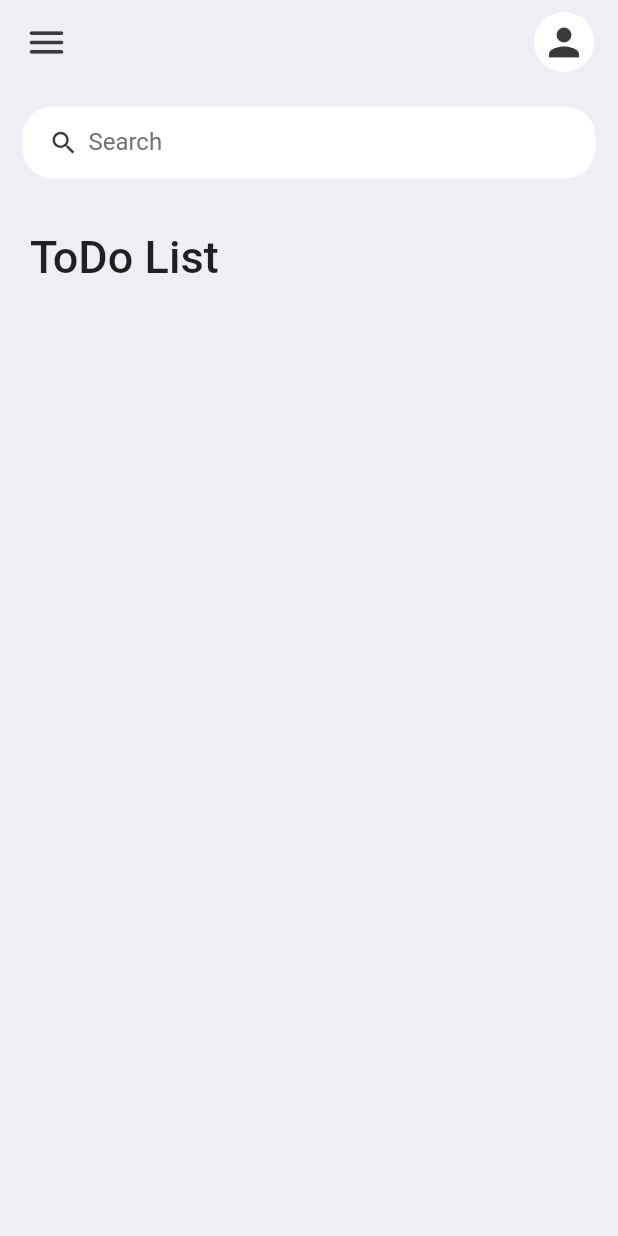
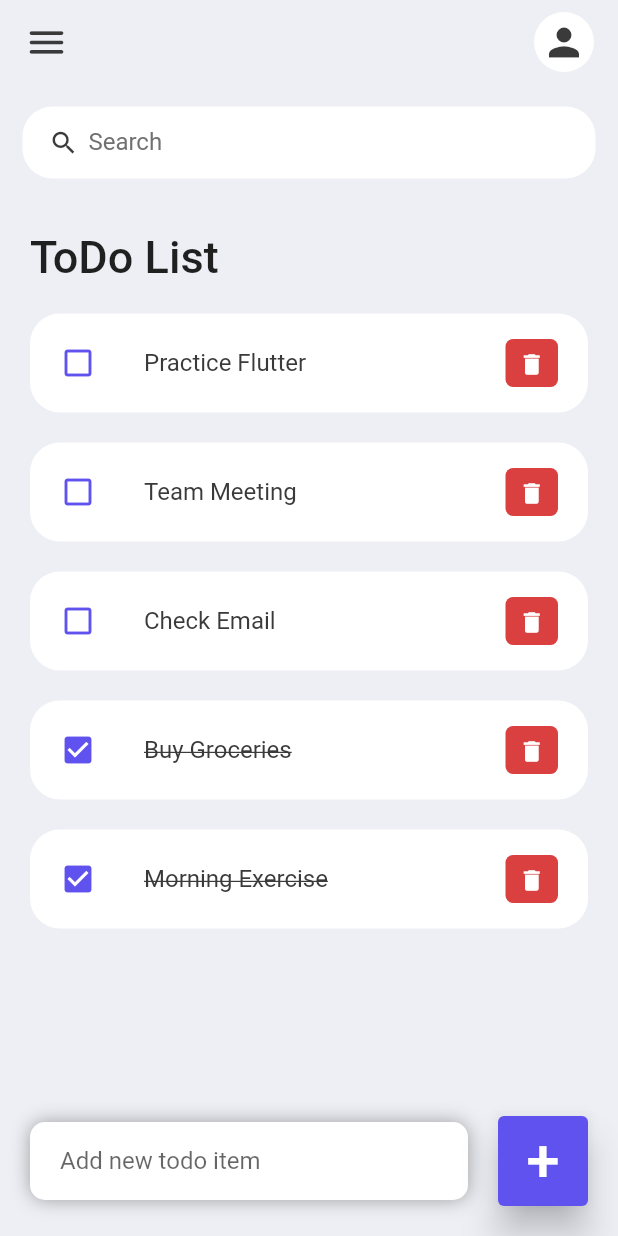
Before and after one commit to peerapol411/todoList, a Flutter app: the screen it shows after launch, on a phone screen of 412 x 824 dp. Run offline on Flutter 3.47's test engine with Material 2 defaults, Android fonts, the phone set to English and light mode, and no system bars.

Commit message:
finised project todoList

```diff
--- a/lib/model/todo.dart
+++ b/lib/model/todo.dart
@@ -10,6 +10,12 @@ class ToDo {
     });
 
   static List<ToDo> todoList(){
-    return [];
+    return [
+      ToDo(id: '01', todoText: 'Morning Exercise', isDone: true),
+      ToDo(id: '02', todoText: 'Buy Groceries', isDone: true),
+      ToDo(id: '03', todoText: 'Check Email', isDone: false),
+      ToDo(id: '04', todoText: 'Team Meeting', isDone: false),
+      ToDo(id: '05', todoText: 'Practice Flutter', isDone: false),
+    ];
   }
 }
--- a/lib/screen/main_screen.dart
+++ b/lib/screen/main_screen.dart
@@ -9,19 +9,29 @@ import '../widget/todo_item.dart';
 class MainScreen extends StatefulWidget {
   MainScreen({Key? key}) : super(key: key);
 
-  final todoList = ToDo.todoList();
-
   @override
   State<MainScreen> createState() => _MainScreenState();
 }
 
 class _MainScreenState extends State<MainScreen> {
+  final todoList = ToDo.todoList();
+  List<ToDo> _foundTodo = [];
+  final _todoController = TextEditingController();
+
+  @override
+  void initState() {
+    _foundTodo = todoList;
+    super.initState();
+  }
+
   @override
   Widget build(BuildContext context) {
     return Scaffold(
       backgroundColor: tdBGColor,
       appBar: _buildAppBar(),
-      body: Column(
+      body: Stack(
+        children: [
+          Column(
             children: [
               _searchBox(),
               Expanded(
@@ -42,10 +52,74 @@ class _MainScreenState extends State<MainScreen> {
                         ),
                       ),
                     ),
-                // ToDoItem()
+                    //
+                    for (ToDo todo in _foundTodo.reversed)
+                      ToDoItem(
+                        todo: todo,
+                        onTodoChange: _handleTodoChange,
+                        onDeleteItem: _deleteTodoItem,
+                      ),
                   ],
                 ),
               )
+            ],
+          ),
+          Align(
+            alignment: Alignment.bottomCenter,
+            child: Row(
+              children: [
+                Expanded(
+                  child: Container(
+                    margin: EdgeInsets.only(
+                      bottom: 20,
+                      left: 20,
+                      right: 20,
+                    ),
+                    padding: EdgeInsets.symmetric(vertical: 2, horizontal: 20),
+                    decoration: BoxDecoration(
+                      color: Colors.white,
+                      boxShadow: const [
+                        BoxShadow(
+                          color: Colors.grey,
+                          offset: Offset(0.0, 0.0),
+                          blurRadius: 10.0,
+                          spreadRadius: 0.0,
+                        ),
+                      ],
+                      borderRadius: BorderRadius.circular(10),
+                    ),
+                    child: TextField(
+                      controller: _todoController,
+                      decoration: InputDecoration(
+                        hintText: 'Add new todo item',
+                        border: InputBorder.none,
+                      ),
+                    ),
+                  ),
+                ),
+                Container(
+                  margin: EdgeInsets.only(
+                    bottom: 20,
+                    right: 20,
+                  ),
+                  child: ElevatedButton(
+                    child: Text(
+                      '+',
+                      style: TextStyle(fontSize: 40),
+                    ),
+                    onPressed: () {
+                      _addTodoItem(_todoController.text);
+                    },
+                    style: ElevatedButton.styleFrom(
+                      primary: tdBlue,
+                      minimumSize: Size(60, 60),
+                      elevation: 10,
+                    ),
+                  ),
+                )
+              ],
+            ),
+          ),
         ],
       ),
     );
@@ -83,6 +157,48 @@ class _MainScreenState extends State<MainScreen> {
     );
   }
 
+  void _handleTodoChange(ToDo todo) {
+    setState(() {
+      todo.isDone = !todo.isDone;
+    });
+  }
+
+  void _deleteTodoItem(String id) {
+    setState(() {
+      todoList.removeWhere((element) => element.id == id);
+    });
+  }
+
+  void _addTodoItem(String todo) {
+    setState(() {
+      todoList.add(
+        ToDo(
+          id: DateTime.now().millisecondsSinceEpoch.toString(),
+          todoText: todo,
+          isDone: false,
+        ),
+      );
+      _todoController.clear();
+    });
+  }
+
+  void _runFilter(String enteredKeyword) {
+    List<ToDo> result = [];
+    if (enteredKeyword.isEmpty) {
+      result = todoList;
+    } else {
+      result = todoList
+          .where((element) => element.todoText!
+              .toLowerCase()
+              .contains(enteredKeyword.toLowerCase()))
+          .toList();
+    }
+
+    setState(() {
+      _foundTodo = result;
+    });
+  }
+
   Widget _searchBox() {
     return Container(
       margin: EdgeInsets.symmetric(horizontal: 15, vertical: 15),
@@ -92,6 +208,7 @@ class _MainScreenState extends State<MainScreen> {
         borderRadius: BorderRadius.circular(20),
       ),
       child: TextField(
+        onChanged: (value) => _runFilter(value),
         decoration: InputDecoration(
           contentPadding: EdgeInsets.all(0),
           prefixIcon: Icon(
--- a/lib/widget/todo_item.dart
+++ b/lib/widget/todo_item.dart
@@ -8,18 +8,17 @@ import 'package:todo_app/constant/colors.dart';
 
 import '../model/todo.dart';
 
-class ToDoItem extends StatefulWidget {
+class ToDoItem extends StatelessWidget {
   final ToDo todo;
+  final onTodoChange;
+  final onDeleteItem;
   ToDoItem({
     Key? key,
     required this.todo,
+    required this.onTodoChange,
+    required this.onDeleteItem,
   }) : super(key: key);
 
-  @override
-  State<ToDoItem> createState() => _ToDoItemState();
-}
-
-class _ToDoItemState extends State<ToDoItem> {
   @override
   Widget build(BuildContext context) {
     return Container(
@@ -29,22 +28,24 @@ class _ToDoItemState extends State<ToDoItem> {
         left: 20,
       ),
       child: ListTile(
-        onTap: () {},
+        onTap: () {
+          onTodoChange(todo);
+        },
         contentPadding: EdgeInsets.symmetric(vertical: 5, horizontal: 20),
         shape: RoundedRectangleBorder(
           borderRadius: BorderRadius.circular(20),
         ),
         tileColor: Colors.white,
         leading: Icon(
-          Icons.check_box,
+          todo.isDone ? Icons.check_box : Icons.check_box_outline_blank,
           color: tdBlue,
         ),
         title: Text(
-          'Check Mail',
+          todo.todoText!,
           style: TextStyle(
             fontSize: 16,
             color: tdBlack,
-            decoration: TextDecoration.lineThrough,
+            decoration: todo.isDone ? TextDecoration.lineThrough : null,
           ),
         ),
         trailing: Container(
@@ -57,7 +58,9 @@ class _ToDoItemState extends State<ToDoItem> {
             borderRadius: BorderRadius.circular(5),
           ),
           child: IconButton(
-            onPressed: () {},
+            onPressed: () {
+              onDeleteItem(todo.id);
+            },
             color: Colors.white,
             iconSize: 18,
             icon: Icon(Icons.delete),
```
Lines whose indentation alone changed are shown as unchanged.
